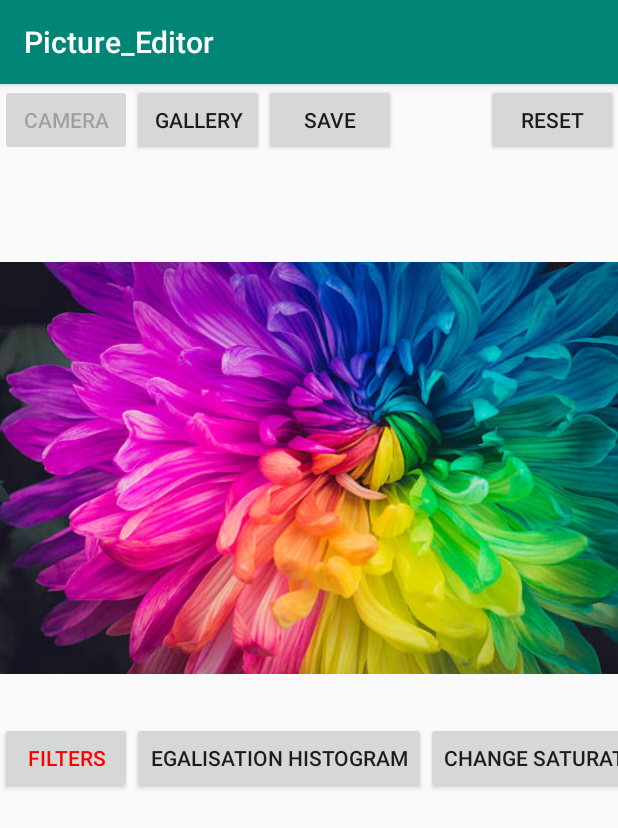
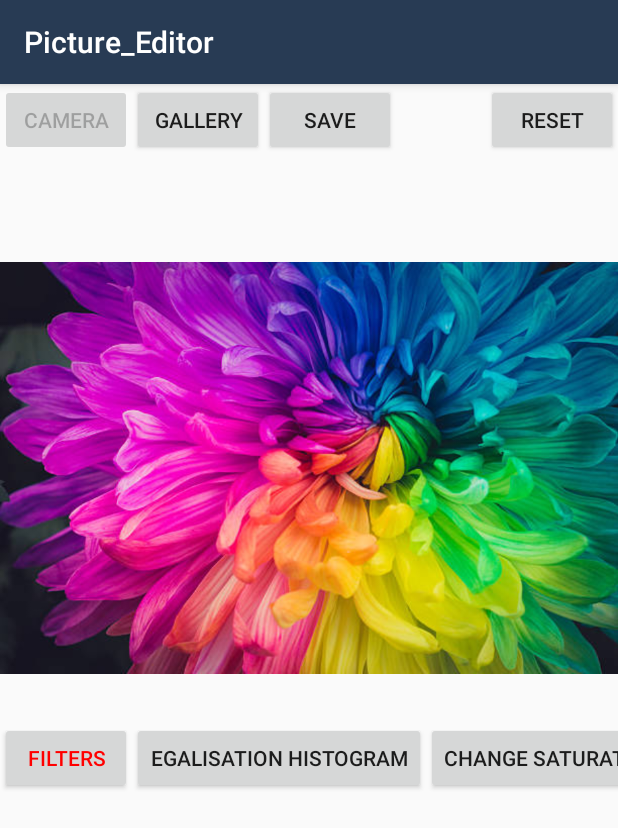
Before and after one commit to mustywzki/projettechL3Image, an Android app: the screen it shows after launch (MainActivity), on a phone screen of 412 x 824 dp. Shown: the top 828 px of the screen. Run offline under Robolectric (Android 15) with nearby library versions, the phone set to English and light mode, and no system bars.

Commit message:
on a changé la couleur

```diff
--- a/app/src/main/res/values/colors.xml
+++ b/app/src/main/res/values/colors.xml
@@ -1,6 +1,6 @@
 <?xml version="1.0" encoding="utf-8"?>
 <resources>
-    <color name="colorPrimary">#008577</color>
-    <color name="colorPrimaryDark">#00574B</color>
+    <color name="colorPrimary">#283B54</color>
+    <color name="colorPrimaryDark">#283b54</color>
     <color name="colorAccent">#D81B60</color>
 </resources>
```
